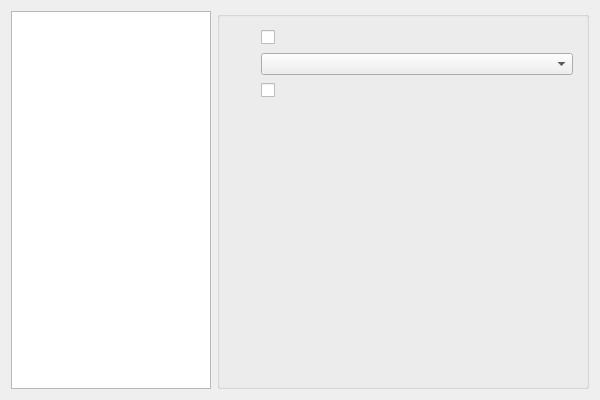
First picture: the form in org.nickvision.tubeconverter.qt/src/views/settingsdialog.ui, repository NickvisionApps/Parabolic, before the edit.
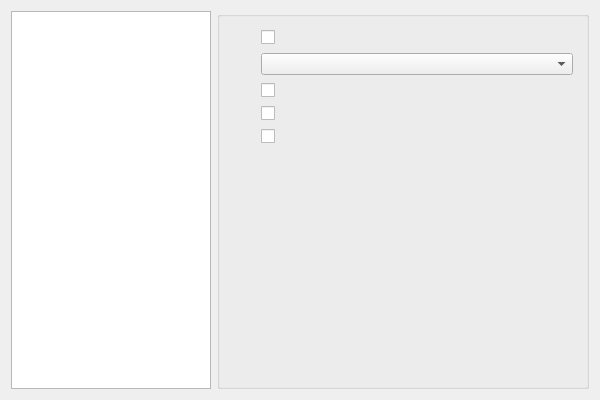
Second picture: the form after the edit. The open tabs and pages were chosen to show the change. Icons and pictures are not drawn.

Commit message:
1 Click Download + Fixes (#815)
Fixes #771
Fixes #818
Fixes #819

Diff of the .ui file:
```diff
--- a/org.nickvision.tubeconverter.qt/src/views/settingsdialog.ui
+++ b/org.nickvision.tubeconverter.qt/src/views/settingsdialog.ui
@@ -113,7 +113,7 @@
           <property name="verticalSpacing">
            <number>8</number>
           </property>
-          <item row="3" column="0">
+          <item row="5" column="0">
            <spacer name="verticalSpacer_2">
             <property name="orientation">
              <enum>Qt::Orientation::Vertical</enum>
@@ -138,12 +138,24 @@
           <item row="0" column="0">
            <widget class="QLabel" name="lblOverwriteExistingFiles"/>
           </item>
-          <item row="2" column="1">
+          <item row="4" column="1">
            <widget class="QCheckBox" name="chkIncludeAutoGeneratedSubtitles"/>
           </item>
-          <item row="2" column="0">
+          <item row="4" column="0">
            <widget class="QLabel" name="lblIncludeAutoGeneratedSubtitles"/>
           </item>
+          <item row="3" column="0">
+           <widget class="QLabel" name="lblDownloadImmediately"/>
+          </item>
+          <item row="3" column="1">
+           <widget class="QCheckBox" name="chkDownloadImmediately"/>
+          </item>
+          <item row="2" column="0">
+           <widget class="QLabel" name="lblLimitCharacters"/>
+          </item>
+          <item row="2" column="1">
+           <widget class="QCheckBox" name="chkLimitCharacters"/>
+          </item>
          </layout>
         </widget>
         <widget class="QWidget" name="pageDownloader">
```
Left out of the diff: 2 changed lines with no effect on the pictures. The commit also changes 106 other files.
